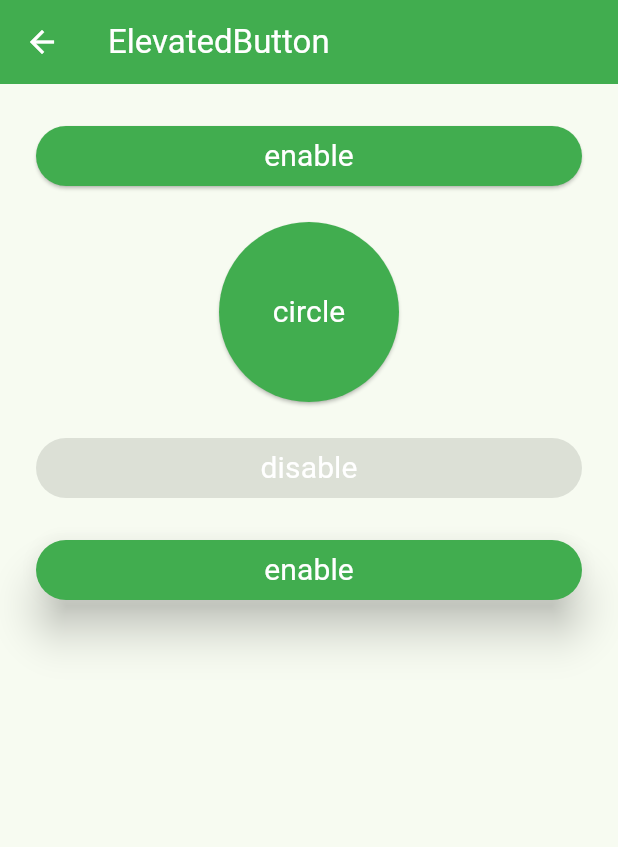
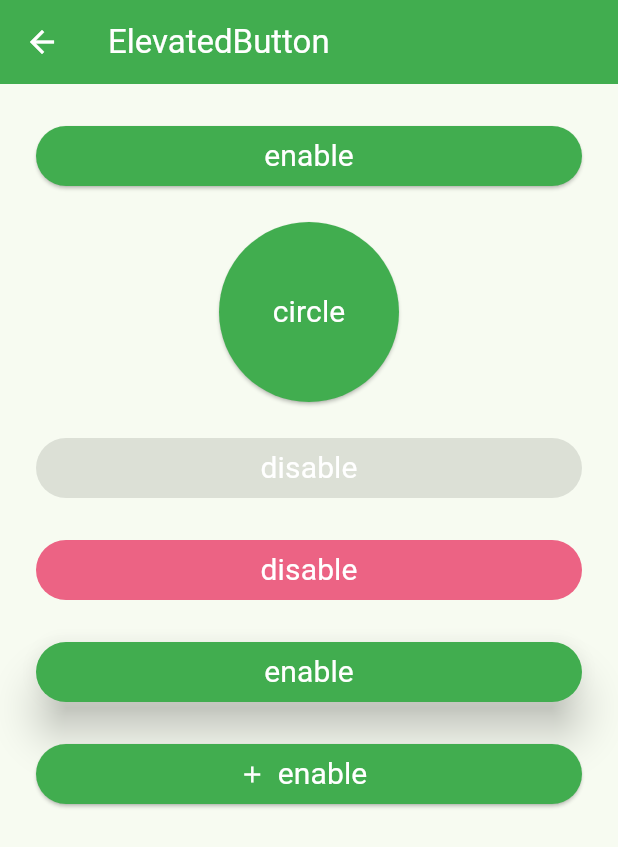
Before and after one commit to rikuyu/my_widget_catalog, a Flutter app: the screen it shows after launch, after a tap on "ElevatedButton", on a phone screen of 412 x 824 dp. Shown: the top 847 px of the screen. Run offline on Flutter 3.47's test engine with Material 3 defaults, Android fonts, the phone set to English and light mode, and no system bars; generated files the repository leaves out were written again.

Commit message:
add OutlinedButton

```diff
--- a/lib/catalog_list_screen.dart
+++ b/lib/catalog_list_screen.dart
@@ -3,6 +3,7 @@ import 'package:my_widget_catalog/catalog_item.dart';
 import 'package:flutter_gen/gen_l10n/app_localizations.dart';
 import 'package:my_widget_catalog/theme/catalog_color.dart';
 import 'package:my_widget_catalog/widgets/button/elevated_button_catalog.dart';
+import 'package:my_widget_catalog/widgets/button/outlined_button_catalog.dart';
 import 'package:my_widget_catalog/widgets/list/grid_view_catalog.dart';
 import 'package:my_widget_catalog/widgets/list/list_wheel_scroll_view_catalog.dart';
 import 'package:my_widget_catalog/widgets/list/sliver_catalog.dart';
@@ -36,7 +37,8 @@ class MyWidgetCatalog extends StatelessWidget {
           CategoryTitle(l10n.categoryButtonTitle).build(context),
           WidgetItem(l10n.elevatedButton, const ElevatedButtonCatalog())
               .build(context),
-          WidgetItem(l10n.outlinedButton).build(context),
+          WidgetItem(l10n.outlinedButton, const OutlinedButtonCatalog())
+              .build(context),
           WidgetItem(l10n.textButton).build(context),
           WidgetItem(l10n.radio).build(context),
           WidgetItem(l10n.switchButton).build(context),
--- a/lib/theme/catalog_color.dart
+++ b/lib/theme/catalog_color.dart
@@ -21,7 +21,7 @@ class CatalogColor {
   static const error = pink50;
   static const onError = white70Alpha;
   static const errorContainer = pink30;
-  static const onErrorContainer = gray90;
+  static const onErrorContainer = white100;
 
   static const outline = gray60;
   static const background = gray10;
--- a/lib/widgets/button/elevated_button_catalog.dart
+++ b/lib/widgets/button/elevated_button_catalog.dart
@@ -54,6 +54,17 @@ class ElevatedButtonCatalog extends StatelessWidget {
                 )),
             const SizedBox(height: 20.0),
             ElevatedButton(
+                onPressed: null,
+                style: ElevatedButton.styleFrom(
+                  disabledForegroundColor: CatalogColor.onErrorContainer,
+                  disabledBackgroundColor: CatalogColor.errorContainer,
+                ),
+                child: Text(
+                  l10n.buttonDisable,
+                  style: labelStyle,
+                )),
+            const SizedBox(height: 20.0),
+            ElevatedButton(
                 onPressed: () {},
                 style: ElevatedButton.styleFrom(
                   backgroundColor: CatalogColor.primaryContainer,
@@ -64,6 +75,16 @@ class ElevatedButtonCatalog extends StatelessWidget {
                   l10n.buttonEnable,
                   style: labelStyle,
                 )),
+            const SizedBox(height: 20.0),
+            ElevatedButton.icon(
+              onPressed: () {},
+              icon: const Icon(Icons.add),
+              label: Text(l10n.buttonEnable, style: labelStyle),
+              style: ElevatedButton.styleFrom(
+                backgroundColor: CatalogColor.primaryContainer,
+                foregroundColor: CatalogColor.onPrimaryContainer,
+              ),
+            )
           ],
         ),
       ),
```
Also changed, not shown: lib/widgets/button/outlined_button_catalog.dart (added, +80 -0 lines).
